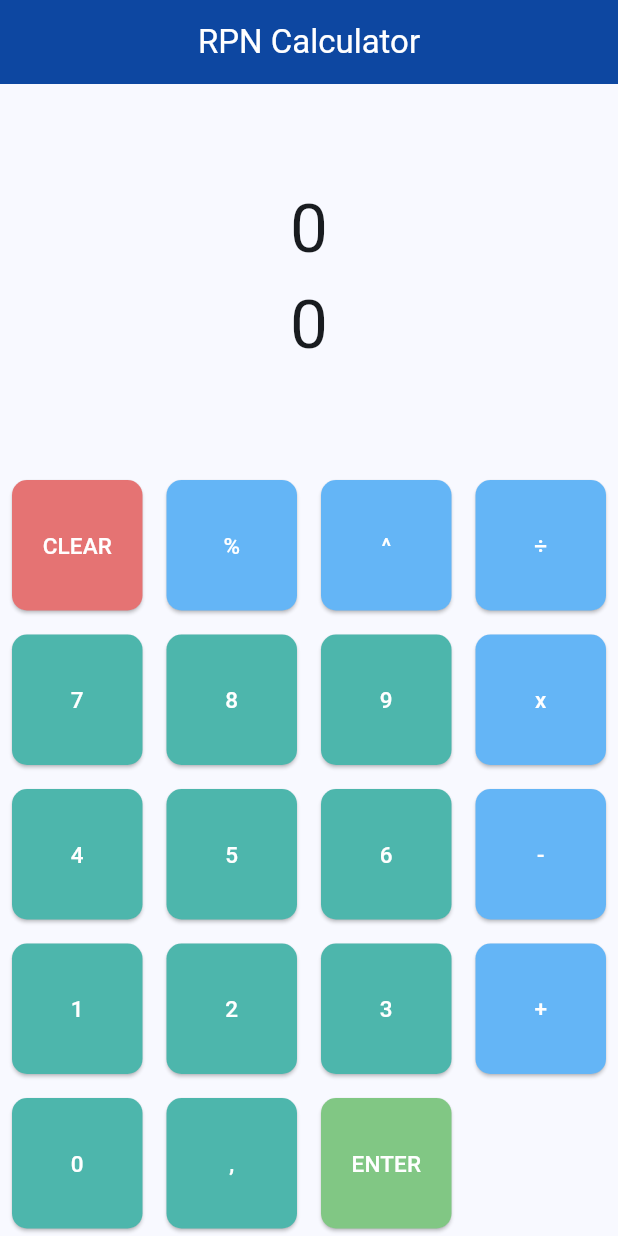
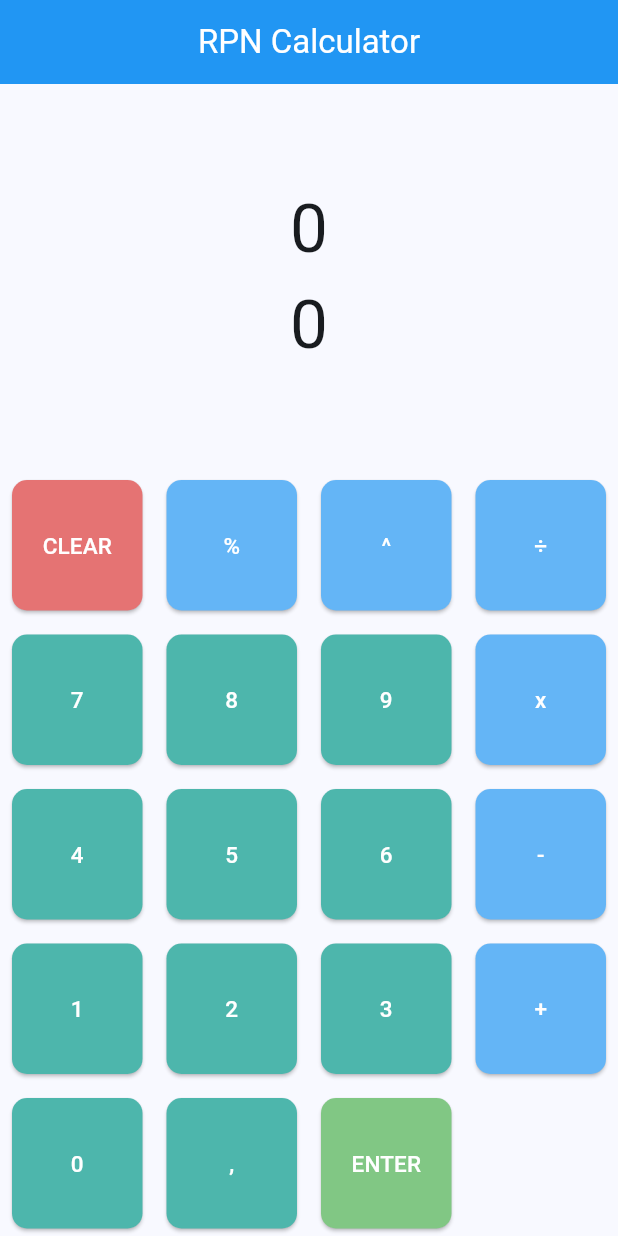
Before and after one commit to alicejasmine/rpn_calculator, a Flutter app: the screen it shows after launch, on a phone screen of 412 x 824 dp. Run offline on Flutter 3.47's test engine with Material 3 defaults, Android fonts, the phone set to English and light mode, and no system bars.

Commit message:
update appbar color

```diff
--- a/lib/CalculatorScreen.dart
+++ b/lib/CalculatorScreen.dart
@@ -22,7 +22,7 @@ class _CalculatorScreenState extends State<CalculatorScreen> {
           centerTitle: true,
           title: const Text("RPN Calculator",
               style: TextStyle(color: Colors.white)), // Text color white
-          backgroundColor: Colors.blue.shade900),
+          backgroundColor: Colors.blue.shade500),
       body: Column(
         children: <Widget>[
           Expanded(child: _buildDisplayRow()),
```
